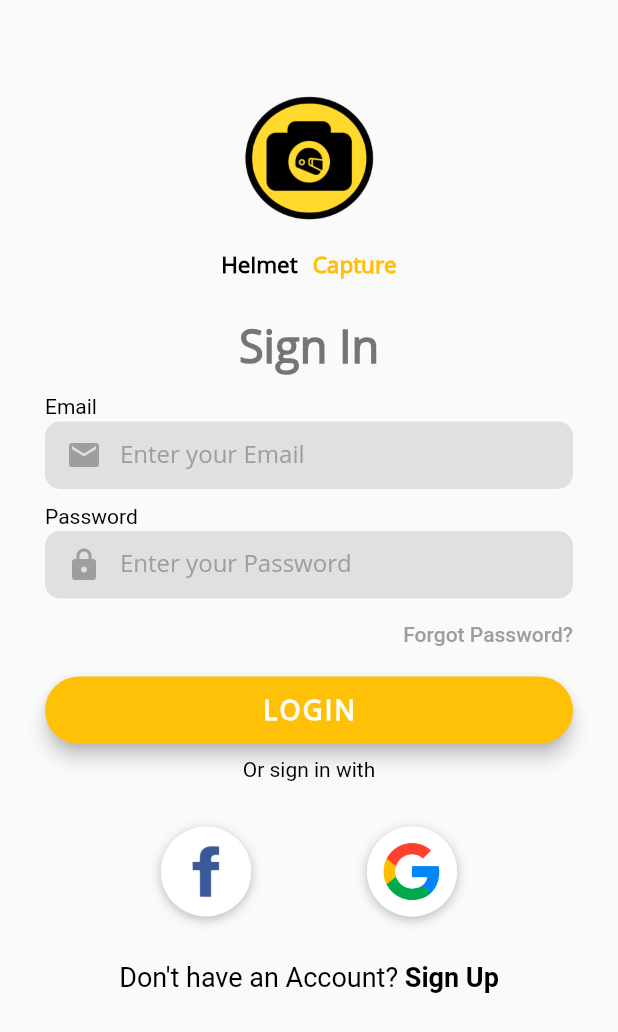
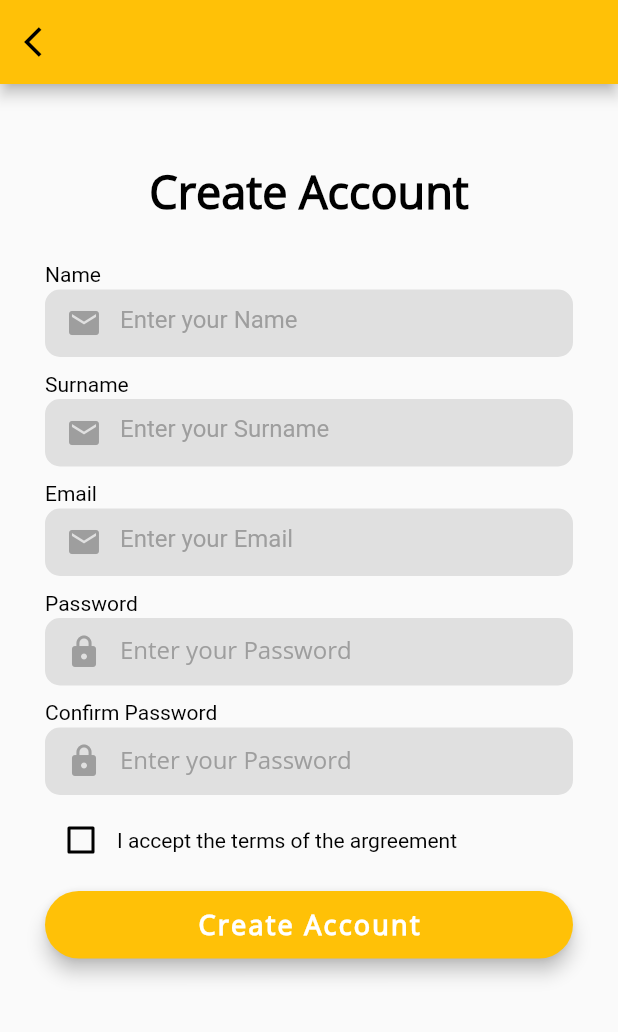
Before and after one commit to MrDenine/non-Helmet_detection_Mobile_Fortest, a Flutter app: the screen it shows after launch, after a tap on an icon or button, on a phone screen of 412 x 824 dp. Shown: the top 1032 px of the screen. Run offline on Flutter 3.47's test engine with Material 2 defaults, Android fonts, the phone set to English and light mode, and no system bars.

Commit message:
หน้าสมัครสมาชิก

```diff
--- /dev/null
+++ b/lib/create-new-account.dart
@@ -0,0 +1,355 @@
+import 'package:flutter/material.dart';
+import 'package:flutter/services.dart';
+
+class CreateAccount extends StatefulWidget {
+  @override
+  _CreateAccountState createState() => _CreateAccountState();
+}
+
+class _CreateAccountState extends State<CreateAccount> {
+  bool _rememberMe = false;
+
+  Widget _buildName() {
+    return Column(
+      crossAxisAlignment: CrossAxisAlignment.start,
+      children: <Widget>[
+        Text(
+          'Name',
+          style: TextStyle(color: Colors.black),
+        ),
+        SizedBox(height: 2.0),
+        Container(
+          alignment: Alignment.centerLeft,
+          decoration: BoxDecoration(
+        color: Colors.grey[300],
+      border: Border.all(
+        color: Colors.grey[300],
+        width: 2,
+      ),
+      borderRadius: BorderRadius.circular(10),
+    ),
+          height: 45.0,
+          child: TextField(
+            keyboardType: TextInputType.emailAddress,
+            style: TextStyle(
+              color: Colors.black,
+             // fontFamily: 'OpenSans',
+            ),
+            decoration: InputDecoration(
+              border: InputBorder.none,
+              contentPadding: EdgeInsets.only(top: 5.0),
+              prefixIcon: Icon(
+                Icons.email,
+                color: Colors.grey,
+              ),
+              hintText: 'Enter your Name',
+              hintStyle: TextStyle(color: Colors.grey),
+            ),
+          ),
+        ),
+      ],
+    );
+  }
+
+  Widget _buildSurname() {
+    return Column(
+      crossAxisAlignment: CrossAxisAlignment.start,
+      children: <Widget>[
+        Text(
+          'Surname',
+          style: TextStyle(color: Colors.black),
+        ),
+        SizedBox(height: 2.0),
+        Container(
+          alignment: Alignment.centerLeft,
+          decoration: BoxDecoration(
+        color: Colors.grey[300],
+      border: Border.all(
+        color: Colors.grey[300],
+        width: 2,
+      ),
+      borderRadius: BorderRadius.circular(10),
+    ),
+          height: 45.0,
+          child: TextField(
+            keyboardType: TextInputType.emailAddress,
+            style: TextStyle(
+              color: Colors.black,
+             // fontFamily: 'OpenSans',
+            ),
+            decoration: InputDecoration(
+              border: InputBorder.none,
+              contentPadding: EdgeInsets.only(top: 5.0),
+              prefixIcon: Icon(
+                Icons.email,
+                color: Colors.grey,
+              ),
+              hintText: 'Enter your Surname',
+              hintStyle: TextStyle(color: Colors.grey),
+            ),
+          ),
+        ),
+      ],
+    );
+  }
+
+   Widget _buildEmailTF() {
+    return Column(
+      crossAxisAlignment: CrossAxisAlignment.start,
+      children: <Widget>[
+        Text(
+          'Email',
+          style: TextStyle(color: Colors.black),
+        ),
+        SizedBox(height: 2.0),
+        Container(
+          alignment: Alignment.centerLeft,
+          decoration: BoxDecoration(
+        color: Colors.grey[300],
+      border: Border.all(
+        color: Colors.grey[300],
+        width: 2,
+      ),
+      borderRadius: BorderRadius.circular(10),
+    ),
+          height: 45.0,
+          child: TextField(
+            keyboardType: TextInputType.emailAddress,
+            style: TextStyle(
+              color: Colors.black,
+             // fontFamily: 'OpenSans',
+            ),
+            decoration: InputDecoration(
+              border: InputBorder.none,
+              contentPadding: EdgeInsets.only(top: 5.0),
+              prefixIcon: Icon(
+                Icons.email,
+                color: Colors.grey,
+              ),
+              hintText: 'Enter your Email',
+              hintStyle: TextStyle(color: Colors.grey),
+            ),
+          ),
+        ),
+      ],
+    );
+  }
+
+  Widget _buildPasswordTF() {
+    return Column(
+      crossAxisAlignment: CrossAxisAlignment.start,
+      children: <Widget>[
+        Text(
+          'Password',
+          style: TextStyle(color: Colors.black),
+        ),
+        SizedBox(height: 2.0),
+        Container(
+          alignment: Alignment.centerLeft,
+           decoration: BoxDecoration(
+        color: Colors.grey[300],
+      border: Border.all(
+        color: Colors.grey[300],
+        width: 2,
+      ),
+      borderRadius: BorderRadius.circular(10),
+    ),
+          height: 45.0,
+          child: TextField(
+            obscureText: true,
+            style: TextStyle(
+              color: Colors.black,
+              fontFamily: 'OpenSans',
+            ),
+            decoration: InputDecoration(
+              border: InputBorder.none,
+              contentPadding: EdgeInsets.only(top: 5.0),
+              prefixIcon: Icon(
+                Icons.lock,
+                color: Colors.grey,
+              ),
+              hintText: 'Enter your Password',
+              hintStyle: TextStyle(color: Colors.grey),
+            ),
+          ),
+        ),
+      ],
+    );
+  }
+
+  Widget _buildConfirmPassword() {
+    return Column(
+      crossAxisAlignment: CrossAxisAlignment.start,
+      children: <Widget>[
+        Text(
+          'Confirm Password',
+          style: TextStyle(color: Colors.black),
+        ),
+        SizedBox(height: 2.0),
+        Container(
+          alignment: Alignment.centerLeft,
+           decoration: BoxDecoration(
+        color: Colors.grey[300],
+      border: Border.all(
+        color: Colors.grey[300],
+        width: 2,
+      ),
+      borderRadius: BorderRadius.circular(10),
+    ),
+          height: 45.0,
+          child: TextField(
+            obscureText: true,
+            style: TextStyle(
+              color: Colors.black,
+              fontFamily: 'OpenSans',
+            ),
+            decoration: InputDecoration(
+              border: InputBorder.none,
+              contentPadding: EdgeInsets.only(top: 5.0),
+              prefixIcon: Icon(
+                Icons.lock,
+                color: Colors.grey,
+              ),
+              hintText: 'Enter your Password',
+              hintStyle: TextStyle(color: Colors.grey),
+            ),
+          ),
+        ),
+      ],
+    );
+  }
+
+ Widget _buildAcceptCheckbox() {
+    return Container(
+      height: 20.0,
+      child: Row(
+        children: <Widget>[
+          Theme(
+            data: ThemeData(unselectedWidgetColor: Colors.black),
+            child: Checkbox(
+              value: _rememberMe,
+              checkColor: Colors.white,
+              activeColor: Colors.black,
+              onChanged: (value) {
+                setState(() {
+                  _rememberMe = value;
+                });
+              },
+            ),
+          ),
+          Text(
+            'I accept the terms of the argreement',
+            style: TextStyle(color: Colors.black),
+          ),
+        ],
+      ),
+    );
+  }
+
+  Widget _buildCreateAccountBtn() {
+    return Container(
+      padding: EdgeInsets.symmetric(vertical: 2.5),
+      width: double.infinity,
+      child: RaisedButton(
+        elevation: 5.0,
+        onPressed: () {Navigator.pushNamed(context, '/');},
+        padding: EdgeInsets.all(10.0),
+        shape: RoundedRectangleBorder(
+          borderRadius: BorderRadius.circular(30.0),
+        ),
+        color: Colors.amber,
+        child: Text(
+          'Create Account',
+          style: TextStyle(
+            color: Color(0xFFFFFFFF),
+            letterSpacing: 1.5,
+            fontSize: 18.0,
+            fontWeight: FontWeight.bold,
+            fontFamily: 'OpenSans',
+          ),
+        ),
+      ),
+    );
+  }
+  @override
+  Widget build(BuildContext context) {
+    return Scaffold(
+      appBar: AppBar(
+        backgroundColor: Colors.amber,
+        leading: IconButton(
+              onPressed: () {
+                Navigator.pop(context);
+              },
+              icon: Icon(
+                Icons.arrow_back_ios,
+                color: Colors.black,
+              ),
+            ),
+      ),
+      body: AnnotatedRegion<SystemUiOverlayStyle>(
+        value: SystemUiOverlayStyle.light,
+        child: GestureDetector(
+          onTap: () => FocusScope.of(context).unfocus(),
+          child: Stack(
+            children: <Widget>[
+              Container(
+                height: double.infinity,
+                width: double.infinity,
+                decoration: BoxDecoration(
+                  gradient: LinearGradient(
+                    begin: Alignment.topCenter,
+                    end: Alignment.bottomCenter,
+                    colors: [
+                      Color(0xFFFFFFFF),
+                    ],
+                    stops: [0.1, 0.4, 0.7, 0.9],
+                  ),
+                ),
+              ),
+              Container(
+                height: double.infinity,
+                child: SingleChildScrollView(
+                  physics: AlwaysScrollableScrollPhysics(),
+                  padding: EdgeInsets.symmetric(
+                    horizontal: 30.0,
+                    vertical: 24.0,
+                  ),
+                  child: Column(
+                    mainAxisAlignment: MainAxisAlignment.center,
+                    children: <Widget>[
+
+                      Text(
+                        'Create Account',
+                        style: TextStyle(
+                          color: Colors.black,
+                          fontFamily: 'OpenSans',
+                          fontSize: 30.0,
+                          height: 2.5,
+                          fontWeight: FontWeight.bold,
+                        ),
+                      ),
+                      SizedBox(height: 20.0),
+                      _buildName(),
+                      SizedBox( height: 10.0 ),
+                      _buildSurname(),
+                      SizedBox( height: 10.0 ),
+                      _buildEmailTF(),
+                      SizedBox( height: 10.0 ),
+                      _buildPasswordTF(),
+                      SizedBox( height: 10.0 ),
+                      _buildConfirmPassword(),
+                       SizedBox( height: 20.0 ),
+                      _buildAcceptCheckbox(),
+                      SizedBox( height: 20.0 ),
+                      _buildCreateAccountBtn()
+                    ],
+                  ),
+                ),
+              )
+            ],
+          ),
+        ),
+      ),
+    );
+  }
+}
--- a/lib/login.dart
+++ b/lib/login.dart
@@ -244,7 +244,7 @@ class _LoginScreenState extends State<LoginScreen> {
 
   Widget _buildSignupBtn() {
     return GestureDetector(
-      onTap: () => print('Sign Up Button Pressed'),
+      onTap: () {Navigator.pushNamed(context, '/second');},
       child: RichText(
         text: TextSpan(
           children: [
--- a/lib/main.dart
+++ b/lib/main.dart
@@ -1,5 +1,6 @@
 import 'package:flutter/material.dart';
 import 'package:helmet_detection_app/login.dart';
+import 'create-new-account.dart';
 
 void main() => runApp(MyApp());
 
@@ -10,7 +11,12 @@ class MyApp extends StatelessWidget {
     return MaterialApp(
       title: 'Flutter Login UI',
       debugShowCheckedModeBanner: false,
-      home: LoginScreen(),
+      //home: LoginScreen(),
+       initialRoute: '/',
+            routes: {
+                '/': (context) => LoginScreen(),
+                '/second': (context) => CreateAccount(),
+            },
     );
   }
 }
--- a/lib/register.dart
+++ /dev/null
@@ -1,3 +0,0 @@
-//aas
-//nines
-//kkkk
```
